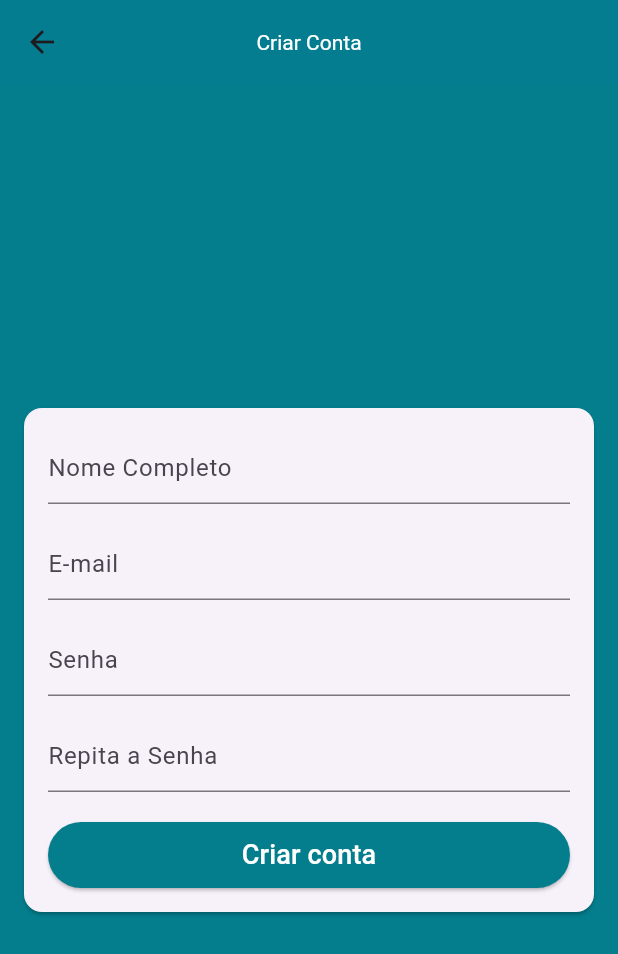
After one commit to 22moschen/loja_virtual_pro, a Flutter app: the screen it shows after launch, after a tap on "Entrar", after a tap on "Criar Conta", on a phone screen of 412 x 824 dp. The commit adds this screen. Shown: the top 954 px of the screen. Run offline on Flutter 3.47's test engine with Material 3 defaults, Android fonts, the phone set to English and light mode, and no system bars; our stand-ins replace cloud_firestore, firebase_auth, firebase_core; accounts and stored records are empty.

Commit message:
realizando cadastro

```diff
--- a/lib/main.dart
+++ b/lib/main.dart
@@ -1,15 +1,15 @@
+import 'package:cloud_firestore/cloud_firestore.dart';
 import 'package:flutter/material.dart';
 import 'package:loja_virtual_pro/models/user_manager.dart';
 import 'package:loja_virtual_pro/screens/base/base_screen.dart';
+import 'package:loja_virtual_pro/screens/signup/signup_screen.dart';
 import 'package:provider/provider.dart';
 import 'package:firebase_core/firebase_core.dart';
 import 'firebase_options.dart';
 
 void main() async {
   WidgetsFlutterBinding.ensureInitialized();
-  await Firebase.initializeApp(
-    options: DefaultFirebaseOptions.currentPlatform,
-  );
+  await Firebase.initializeApp(options: DefaultFirebaseOptions.currentPlatform);
   runApp(MyApp());
 }
 
@@ -33,7 +33,16 @@ class MyApp extends StatelessWidget {
           ),
           visualDensity: VisualDensity.adaptivePlatformDensity,
         ),
-        home: BaseScreen(), // Adicione const se BaseScreen for imutável
+        initialRoute: '/base',
+        onGenerateRoute: (settings) {
+          switch(settings.name) {
+            case '/signup':
+              return MaterialPageRoute(builder: (_) => SingnUpScreen());
+            case '/base':
+            default:
+              return MaterialPageRoute(builder: (_) => BaseScreen());
+          }
+        },
       ),
     );
   }
--- a/lib/models/user.dart
+++ b/lib/models/user.dart
@@ -1,6 +1,8 @@
 class User {
-  User({required this.email, required this.password});
+  User({required this.email, required this.password, required this.name, required this.confirmPassword});
+  String name;
+  String email;
+  String password;
 
-  final String email;
-  final String password;
+  String confirmPassword;
 }
--- a/lib/models/user_manager.dart
+++ b/lib/models/user_manager.dart
@@ -1,3 +1,5 @@
+
+
 import 'package:firebase_auth/firebase_auth.dart' as firebase_auth;
 import 'package:flutter/material.dart';
 import 'package:loja_virtual_pro/helpers/firebase_errors.dart';
@@ -5,15 +7,16 @@ import 'package:loja_virtual_pro/models/user.dart' as app_user;
 
 class UserManager extends ChangeNotifier {
   UserManager() {
-    _loadCurrentUser();
+    _loadCurrentUser(); // essa função privada, vai carregar o usuário
   }
 
   final firebase_auth.FirebaseAuth auth = firebase_auth.FirebaseAuth.instance;
   firebase_auth.User? user;
 
-  bool _loading = false;
-  bool get loading => _loading;
-
+  bool _loading = false; // criando variavel privada com ( _ ).
+  bool get loading => _loading; // expondo a variavel atráves de um ( get ).
+  // essa variável _loading verifica se a página está
+  //carregando atráves de um valor booleano
   Future<void> signIn({
     required app_user.User user,
     required Function(String) onFail,
@@ -21,11 +24,11 @@ class UserManager extends ChangeNotifier {
   }) async {
     loading = true;
     try {
-      final firebase_auth.UserCredential result =
-          await auth.signInWithEmailAndPassword(
-        email: user.email,
-        password: user.password,
-      );
+      final firebase_auth.UserCredential result = await auth
+          .signInWithEmailAndPassword(
+            email: user.email,
+            password: user.password,
+          );
 
       this.user = result.user;
       onSuccess(this.user!);
@@ -35,7 +38,29 @@ class UserManager extends ChangeNotifier {
     loading = false;
   }
 
+  Future<void> sigunUp({
+    required app_user.User user,
+    required Function(String) onFail,
+    required Function() onSuccess,
+    }) async {
+      loading = true;
+    try {
+      final firebase_auth.UserCredential result = await auth.createUserWithEmailAndPassword(
+        email: user.email,
+        password: user.password,
+      );
+
+      this.user = result.user;
+
+      onSuccess();
+    } on firebase_auth.FirebaseAuthException catch (e) {
+      onFail(getErrorString(e.code));
+    }
+    loading = false;
+  }
+
   set loading(bool value) {
+    // setando a variavel atraves de um ( set )
     _loading = value;
     notifyListeners();
   }
@@ -43,8 +68,9 @@ class UserManager extends ChangeNotifier {
   Future<void> _loadCurrentUser() async {
     final firebase_auth.User? currentUser = auth.currentUser;
     if (currentUser != null) {
+      // se meu usuário atual for diferente de nulo...
       user = currentUser;
-      print(user!.uid);
+      debugPrint(user!.uid);
     }
     notifyListeners();
   }
--- a/lib/screens/login/login_screen.dart
+++ b/lib/screens/login/login_screen.dart
@@ -11,14 +11,25 @@ class LoginScreen extends StatelessWidget {
   final TextEditingController emailController = TextEditingController();
   final TextEditingController passwordController = TextEditingController();
   final GlobalKey<FormState> formkey = GlobalKey<FormState>();
+  final GlobalKey<ScaffoldState> scaffoldKey = GlobalKey<ScaffoldState>();
 
   @override
   Widget build(BuildContext context) {
     return Scaffold(
+      key: scaffoldKey,
       appBar: AppBar(
         title: const Text('Entrar'),
-        shadowColor: Color.fromARGB(240, 244, 247, 247),
+        titleTextStyle: TextStyle( color:  Colors.white),
         centerTitle: true,
+        actions: <Widget>[
+          TextButton(
+            onPressed: () {
+              Navigator.of(context).pushReplacementNamed('/signup');
+            },
+            style: TextButton.styleFrom(foregroundColor: Colors.white),
+            child: const Text('Criar Conta', style: TextStyle(fontSize: 14)),
+          ),
+        ],
       ),
       body: Center(
         child: Card(
@@ -26,7 +37,6 @@ class LoginScreen extends StatelessWidget {
           child: Form(
             key: formkey,
             child: Consumer<UserManager>(
-
               builder: (_, userManager, __) {
                 return ListView(
                   padding: const EdgeInsets.all(16),
@@ -77,15 +87,21 @@ class LoginScreen extends StatelessWidget {
                     SizedBox(
                       height: 44,
                       child: ElevatedButton(
-                        onPressed: userManager.loading ? null  : () {
-                          if (formkey.currentState?.validate() ?? false) {
+                        onPressed:
+                            userManager.loading
+                                ? null
+                                : () {
+                                  if (formkey.currentState?.validate() ??
+                                      false) {
                                     userManager.signIn(
                                       user: app_user.User(
                                         email: emailController.text,
-                                password: passwordController.text,
+                                        password: passwordController.text, name: ' ', confirmPassword: ' ',
                                       ),
                                       onFail: (e) {
-                                ScaffoldMessenger.of(context).showSnackBar(
+                                        ScaffoldMessenger.of(
+                                          context,
+                                        ).showSnackBar(
                                           SnackBar(content: Text(e.toString())),
                                         );
                                       },
@@ -101,8 +117,13 @@ class LoginScreen extends StatelessWidget {
                           disabledIconColor: Theme.of(context).primaryColor,
                           foregroundColor: Colors.white,
                         ),
-                        child: userManager.loading
-                        ? const CircularProgressIndicator(valueColor: AlwaysStoppedAnimation(Color.fromARGB(255, 4, 125, 144)),)
+                        child:
+                            userManager.loading
+                                ? const CircularProgressIndicator(
+                                  valueColor: AlwaysStoppedAnimation(
+                                    Color.fromARGB(255, 4, 125, 144),
+                                  ),
+                                )
                                 : const Text(
                                   'Entrar',
                                   style: TextStyle(fontSize: 18),
@@ -112,8 +133,6 @@ class LoginScreen extends StatelessWidget {
                   ],
                 );
               },
-
-
             ),
           ),
         ),
--- /dev/null
+++ b/lib/screens/signup/signup_screen.dart
@@ -0,0 +1,146 @@
+import 'package:flutter/material.dart';
+import 'package:loja_virtual_pro/helpers/validators.dart';
+import 'package:loja_virtual_pro/models/user.dart';
+import 'package:loja_virtual_pro/models/user_manager.dart';
+import 'package:provider/provider.dart';
+
+class SingnUpScreen extends StatelessWidget {
+  final GlobalKey<FormState> formkey = GlobalKey<FormState>();
+  final GlobalKey<ScaffoldState> scaffoldKey = GlobalKey<ScaffoldState>();
+
+  final User user = User(
+    name: 'name',
+    email: 'email',
+    password: 'pass',
+    confirmPassword: 'confirmPassword',
+  );
+
+  SingnUpScreen({super.key});
+  @override
+  Widget build(BuildContext context) {
+    return Scaffold(
+      key: scaffoldKey,
+      appBar: AppBar(
+        titleTextStyle: TextStyle(color: Colors.white),
+        title: const Text('Criar Conta'),
+        centerTitle: true,
+      ),
+      body: Center(
+        child: Card(
+          margin: const EdgeInsets.symmetric(horizontal: 16),
+          child: Form(
+            key: formkey,
+            child: ListView(
+              padding: const EdgeInsets.all(16),
+              shrinkWrap: true,
+              children: <Widget>[
+                TextFormField(
+                  decoration: const InputDecoration(hintText: 'Nome Completo'),
+                  validator: (name) {
+                    if (name!.isEmpty) {
+                      return 'campo obrigatório';
+                    } else if (name.trim().split(' ').length <= 1) {
+                      return 'Prencha seu Nome Completo';
+                    }
+                    return null;
+                  },
+                  onSaved: (name) => user.name = name!,
+                ),
+                const SizedBox(height: 16),
+                TextFormField(
+                  decoration: const InputDecoration(hintText: 'E-mail'),
+                  keyboardType: TextInputType.emailAddress,
+                  validator: (email) {
+                    if (email!.isEmpty) {
+                      return 'Campo obrigatório';
+                    } else if (!emailValid(email)) {
+                      return 'E-mail inválido';
+                    }
+                    return null;
+                  },
+                  onSaved: (email) => user.email = email!,
+                ),
+                const SizedBox(height: 16),
+                TextFormField(
+                  decoration: const InputDecoration(hintText: 'Senha'),
+                  obscureText: true,
+                  validator: (pass) {
+                    if (pass!.isEmpty) {
+                      return 'O campo Senha, não pode ser vazio! insira sua senha.';
+                    } else if (pass.length < 6) {
+                      return 'A Senha deve conter no mínimo 6 caracteres!';
+                    }
+                    return null;
+                  },
+                  onSaved: (pass) => user.password = pass!,
+                ),
+                const SizedBox(height: 16),
+                TextFormField(
+                  decoration: const InputDecoration(hintText: 'Repita a Senha'),
+                  autocorrect: false,
+                  obscureText: true,
+                  validator: (pass) {
+                    if (pass!.isEmpty) {
+                      return 'O campo senha, não pode ser vazio! insira sua senha.';
+                    } else if (pass.length < 6) {
+                      return 'A senha deve conter no mímino 6 caracteres';
+                    }
+                    return null;
+                  },
+                  onSaved: (pass) => user.confirmPassword = pass!,
+                ),
+                const SizedBox(height: 20),
+                SizedBox(
+                  height: 44,
+                  child: ElevatedButton(
+                    style: ElevatedButton.styleFrom(
+                      backgroundColor: Theme.of(context).primaryColor,
+                      disabledIconColor: Theme.of(context).primaryColor,
+                      foregroundColor: Colors.white,
+                    ),
+                    onPressed: () {
+                      if (formkey.currentState!.validate()) {
+                        formkey.currentState?.save();
+                        if (user.password != user.confirmPassword) {
+                          ScaffoldMessenger.of(context).showSnackBar(
+                            SnackBar(
+                              content: const Text('Senhas não coincidem!'),
+                              backgroundColor: Colors.red,
+                            ),
+                          );
+                          return;
+                        }
+
+
+                      }
+                      // usermanager
+                      context.read<UserManager>().sigunUp(
+                        user: user,
+                        onSuccess: () {
+                          debugPrint('Sucesso');
+                          // TODO: pop
+                        },
+                        onFail: (e) {
+                          ScaffoldMessenger.of(context).showSnackBar(
+                            SnackBar(
+                              content: const Text('Falha ao cadastrar!'),
+                              backgroundColor: Colors.red,
+                            ),
+                          );
+                        },
+                      );
+                    },
+                    child: const Text(
+                      'Criar conta',
+                      style: TextStyle(fontSize: 18),
+                    ),
+                  ),
+                ),
+              ],
+            ),
+          ),
+        ),
+      ),
+    );
+  }
+}
```
Lines whose indentation alone changed are shown as unchanged.
